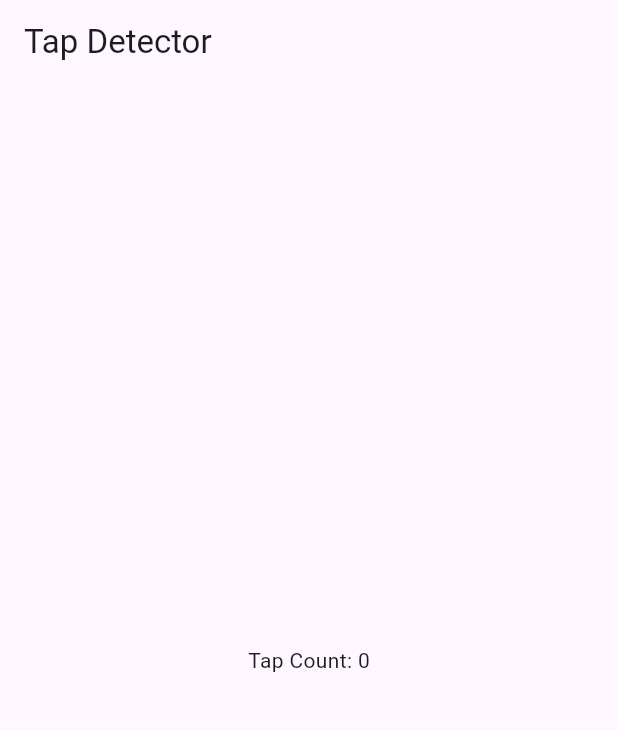
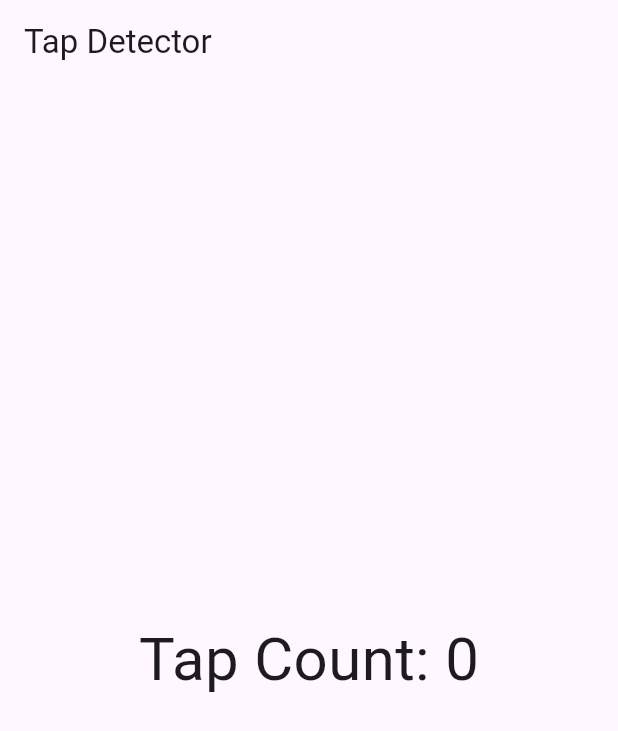
Before and after one commit to sratul/MAD200, a Flutter app: the screen it shows after launch, on a phone screen of 412 x 824 dp. Shown: the top 731 px of the screen. Run offline on Flutter 3.47's test engine with Material 3 defaults, Android fonts, the phone set to English and light mode, and no system bars.

Commit message:
font size

```diff
--- a/class_lectures/lib/main.dart
+++ b/class_lectures/lib/main.dart
@@ -28,7 +28,7 @@
                 tapCount++;
               });
             },
-            child: Text('Tap Count: $tapCount'),
+            child: Text('Tap Count: $tapCount', style: TextStyle(fontSize: 40)),
           ),
         ),
       ),
```
